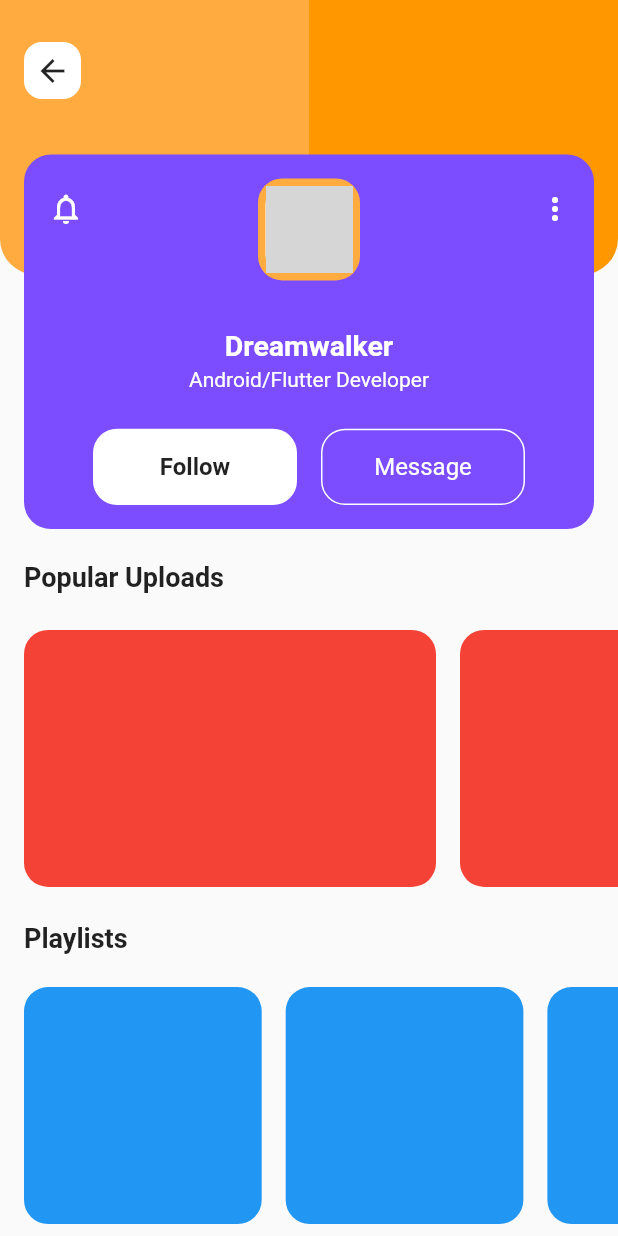
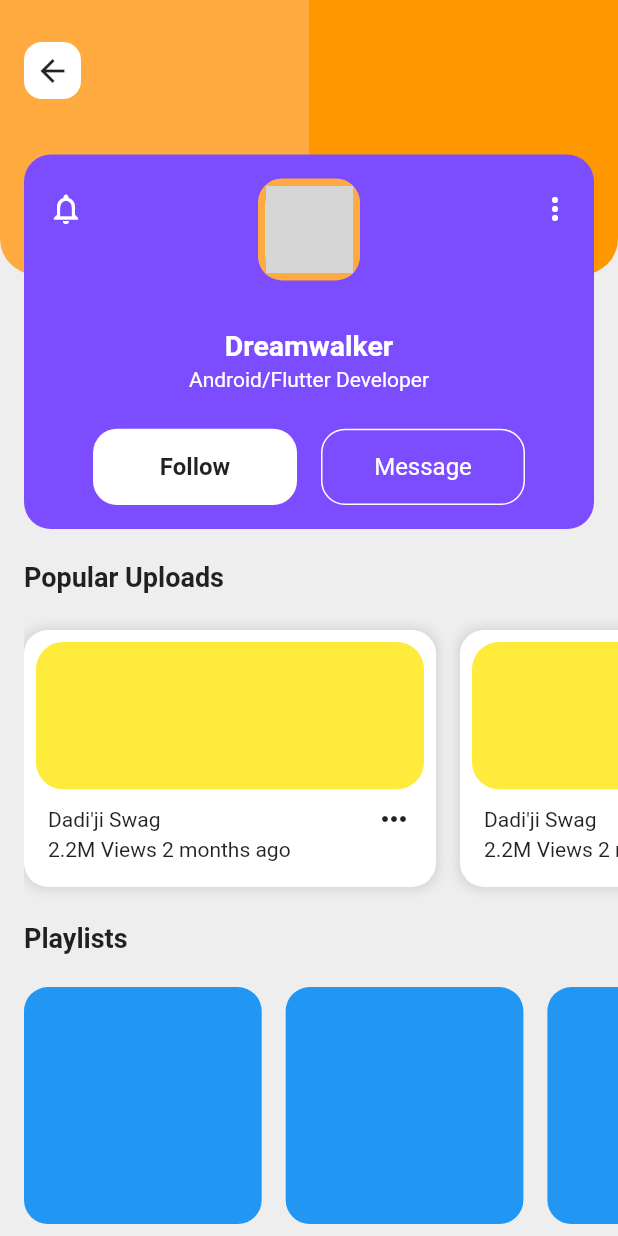
Before and after one commit to JAICHANGPARK/flutter_notebook_the_third_story, a Flutter app: the screen it shows after launch, on a phone screen of 412 x 824 dp. Run offline on Flutter 3.47's test engine with Material 2 defaults, Android fonts, the phone set to English and light mode, and no system bars; our stand-ins replace badges, dotted_border, fl_chart, google_fonts, page_transition, percent_indicator; network calls fail; grey boxes are pictures that could not be loaded.

Commit message:
Update main_page.dart

```diff
--- a/lib/profile_concept_app/main_page.dart
+++ b/lib/profile_concept_app/main_page.dart
@@ -1,3 +1,4 @@
+import 'package:flutter/cupertino.dart';
 import 'package:flutter/material.dart';
 import 'package:notebook_the_third_story/note_utils.dart';
 
@@ -14,6 +15,7 @@ class MainPage extends StatelessWidget {
   @override
   Widget build(BuildContext context) {
     return Scaffold(
+      backgroundColor: Colors.grey[200],
       body: Stack(
         children: <Widget>[
           Positioned(
@@ -231,8 +233,49 @@ class MainPage extends StatelessWidget {
                                   EdgeInsets.only(top: 8, bottom: 8, right: 16),
                               width: MediaQuery.of(context).size.width / 1.5,
                               decoration: BoxDecoration(
-                                  color: Colors.red,
+                                  color: Colors.white,
+                                  boxShadow: [
+                                    BoxShadow(
+                                      color: Colors.black.withOpacity(0.1),
+                                      blurRadius: 5,
+                                      spreadRadius: 2
+                                    )
+                                  ],
                                   borderRadius: BorderRadius.circular(16)),
+                              child: Column(
+                                children: <Widget>[
+                                  Expanded(
+                                    flex: 6,
+                                    child: Container(
+                                      margin: EdgeInsets.all(8),
+                                      decoration: BoxDecoration(
+                                        color: Colors.yellow,
+                                        borderRadius: BorderRadius.circular(18)
+                                      ),
+                                    ),
+                                  ),
+                                  Expanded(
+                                    flex: 3,
+                                    child: Padding(
+                                      padding: const EdgeInsets.only(left: 16, right: 16),
+                                      child: Column(
+                                        crossAxisAlignment: CrossAxisAlignment.start,
+                                        children: <Widget>[
+                                          Row(
+                                            mainAxisAlignment: MainAxisAlignment.spaceBetween,
+                                            children: <Widget>[
+                                              Text("Dadi'ji Swag"),
+                                              Icon(Icons.more_horiz),
+                                            ],
+                                          ),
+                                          Text("2.2M Views 2 months ago"),
+
+                                        ],
+                                      ),
+                                    ),
+                                  ),
+                                ],
+                              ),
                             );
                           },
                           itemCount: 3,
```
